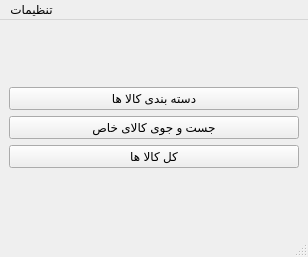
Before: the Qt Designer form CustomerWindow.ui in Alireza8hi/Project-DigiKala, drawn with Qt 5.
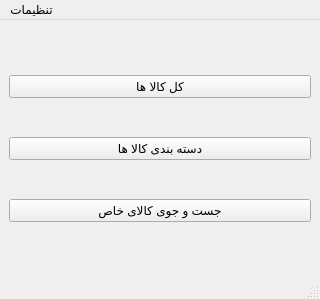
After: the same form once the commit is applied. Icons and pictures are not drawn.

```diff
--- a/CustomerWindow.ui
+++ b/CustomerWindow.ui
@@ -6,8 +6,8 @@
    <rect>
     <x>0</x>
     <y>0</y>
-    <width>308</width>
-    <height>257</height>
+    <width>320</width>
+    <height>299</height>
    </rect>
   </property>
   <property name="windowTitle">
@@ -18,8 +18,57 @@
     <string notr="true">background-image: url(:/Pics/Pics/spectrum-gradient-color-wheel-background.jpg);</string>
    </property>
    <layout class="QGridLayout" name="gridLayout">
+    <item row="0" column="0">
+     <spacer name="verticalSpacer_6">
+      <property name="orientation">
+       <enum>Qt::Vertical</enum>
+      </property>
+      <property name="sizeHint" stdset="0">
+       <size>
+        <width>20</width>
+        <height>40</height>
+       </size>
+      </property>
+     </spacer>
+    </item>
     <item row="2" column="0">
      <layout class="QVBoxLayout" name="verticalLayout">
+      <item>
+       <spacer name="verticalSpacer_4">
+        <property name="orientation">
+         <enum>Qt::Vertical</enum>
+        </property>
+        <property name="sizeHint" stdset="0">
+         <size>
+          <width>20</width>
+          <height>40</height>
+         </size>
+        </property>
+       </spacer>
+      </item>
+      <item>
+       <widget class="QPushButton" name="AllCommodityBtn">
+        <property name="styleSheet">
+         <string notr="true">color: rgb(0, 0, 0);</string>
+        </property>
+        <property name="text">
+         <string>کل کالا ها</string>
+        </property>
+       </widget>
+      </item>
+      <item>
+       <spacer name="verticalSpacer_2">
+        <property name="orientation">
+         <enum>Qt::Vertical</enum>
+        </property>
+        <property name="sizeHint" stdset="0">
+         <size>
+          <width>20</width>
+          <height>40</height>
+         </size>
+        </property>
+       </spacer>
+      </item>
       <item>
        <widget class="QPushButton" name="CategoryBtn">
         <property name="styleSheet">
@@ -30,6 +79,19 @@
         </property>
        </widget>
       </item>
+      <item>
+       <spacer name="verticalSpacer">
+        <property name="orientation">
+         <enum>Qt::Vertical</enum>
+        </property>
+        <property name="sizeHint" stdset="0">
+         <size>
+          <width>20</width>
+          <height>40</height>
+         </size>
+        </property>
+       </spacer>
+      </item>
       <item>
        <widget class="QPushButton" name="SearchBtn">
         <property name="styleSheet">
@@ -42,17 +104,33 @@
        </widget>
       </item>
       <item>
-       <widget class="QPushButton" name="AllCommodityBtn">
-        <property name="styleSheet">
-         <string notr="true">color: rgb(0, 0, 0);</string>
+       <spacer name="verticalSpacer_3">
+        <property name="orientation">
+         <enum>Qt::Vertical</enum>
         </property>
-        <property name="text">
-         <string>کل کالا ها</string>
+        <property name="sizeHint" stdset="0">
+         <size>
+          <width>20</width>
+          <height>40</height>
+         </size>
         </property>
-       </widget>
+       </spacer>
       </item>
      </layout>
     </item>
+    <item row="3" column="0">
+     <spacer name="verticalSpacer_5">
+      <property name="orientation">
+       <enum>Qt::Vertical</enum>
+      </property>
+      <property name="sizeHint" stdset="0">
+       <size>
+        <width>20</width>
+        <height>40</height>
+       </size>
+      </property>
+     </spacer>
+    </item>
    </layout>
   </widget>
   <widget class="QMenuBar" name="menubar">
@@ -60,8 +138,8 @@
     <rect>
      <x>0</x>
      <y>0</y>
-     <width>308</width>
-     <height>26</height>
+     <width>320</width>
+     <height>25</height>
     </rect>
    </property>
    <widget class="QMenu" name="menu">
```
Left out of the diff: 22 changed lines with no effect on the pictures.
